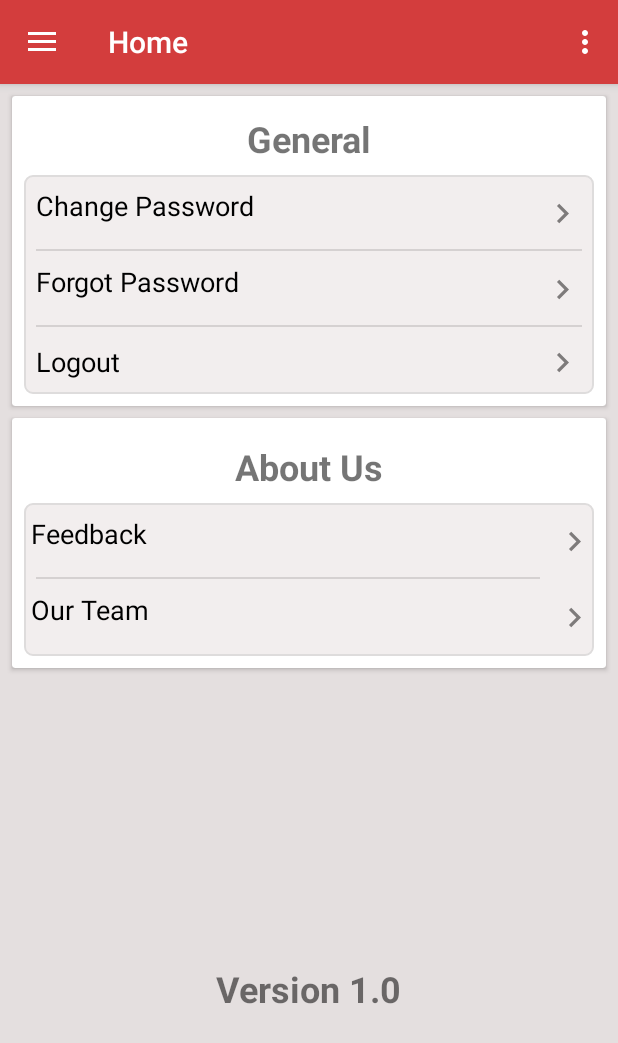
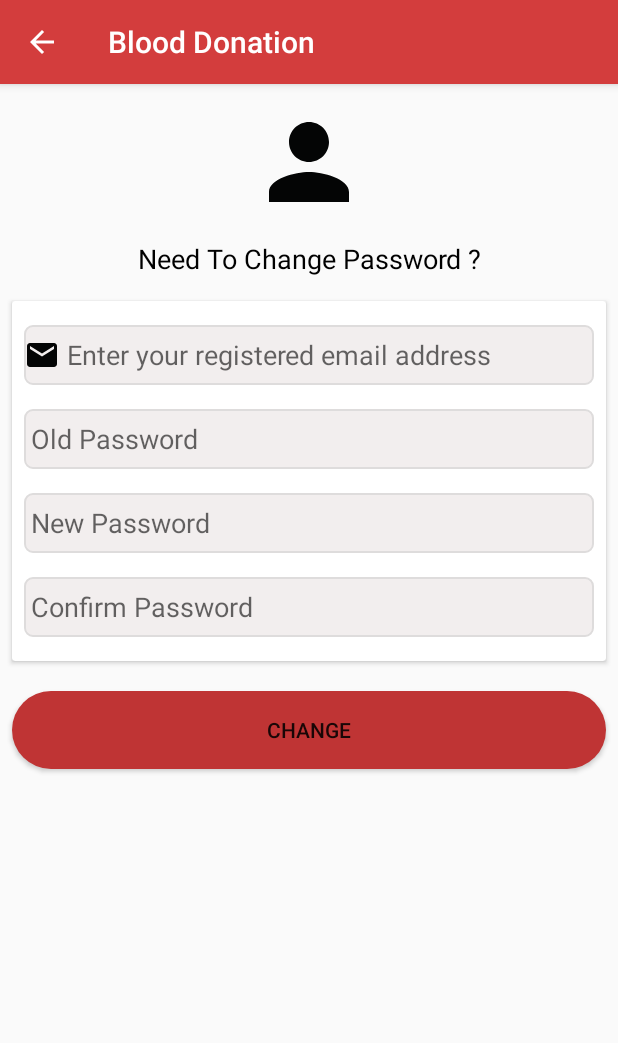
Before and after one commit to Aman-Lahariya/BloodDonationApp, an Android app: the fragment Settings placed in its activity, after a tap on "Change Password", on a phone screen of 412 x 824 dp. Shown: the top 1043 px of the screen. Run offline under Robolectric (Android 15) with nearby library versions, the light colour scheme and no system bars; our stand-ins replace Firebase (no records; nobody signed in at launch, a user with empty details on screens opened directly).

Commit message:
Forgot Pass & Change Pass connectivity.

```diff
--- a/app/src/main/java/com/example/amanlahariya/blooddonation/account_activity/ChangePassword.java
+++ b/app/src/main/java/com/example/amanlahariya/blooddonation/account_activity/ChangePassword.java
@@ -21,41 +21,35 @@ import com.google.firebase.auth.FirebaseAuth;
 
 
 public class ChangePassword extends AppCompatActivity {
-    private EditText inputEmail;
     private FirebaseAuth mAuth;
     private ProgressBar progressBar;
-
-
+    private EditText oldPass,newPass,cnfrmPass,emailAddr;
 
     @Override
     protected void onCreate(Bundle savedInstanceState) {
         super.onCreate(savedInstanceState);
-        setContentView(R.layout.activity_forgot_password);
-        inputEmail = (EditText) findViewById(R.id.email);
-        Button btnReset = (Button) findViewById(R.id.btn_reset_password);
-        Button btnBack = (Button) findViewById(R.id.btn_back);
-        progressBar = (ProgressBar) findViewById(R.id.progressBar);
+        setContentView(R.layout.fragment_change_password);
+
+        emailAddr = (EditText) findViewById(R.id.editText_ChangePass_email);
+        oldPass = (EditText) findViewById(R.id.editText_OldPass);
+        newPass = (EditText) findViewById(R.id.editText_NewPass);
+        cnfrmPass = (EditText) findViewById(R.id.editText_CnfrmPass);
+        Button btnChange = (Button) findViewById(R.id.btn_ChangePassword);
+        progressBar = (ProgressBar) findViewById(R.id.progressBar_ChangePass);
         mAuth = FirebaseAuth.getInstance();
 
-        btnBack.setOnClickListener(new View.OnClickListener() {
-            @Override
-            public void onClick(View v) {
-                Intent intent_back = new Intent(ChangePassword.this, com.example.amanlahariya.blooddonation.account_activity.ChangePassword.class);
-                startActivity(intent_back);
-            }
-        });
-
-        btnReset.setOnClickListener(new View.OnClickListener() {
+        btnChange.setOnClickListener(new View.OnClickListener() {
             @Override
             public void onClick(View v) {
 
-                String email = inputEmail.getText().toString().trim();
+                String old = oldPass.getText().toString().trim();
+                String email = emailAddr.getText().toString().trim();
 
                 if (TextUtils.isEmpty(email)) {
                     Toast.makeText(getApplication(), "Enter your registered email id", Toast.LENGTH_SHORT).show();
                     return;
                 }
-
+                else {
                     progressBar.setVisibility(View.VISIBLE);
                     mAuth.sendPasswordResetEmail(email)
                             .addOnCompleteListener(new OnCompleteListener<Void>() {
@@ -66,10 +60,10 @@ public class ChangePassword extends AppCompatActivity {
                                     } else {
                                         Toast.makeText(ChangePassword.this, "Failed to send reset email!", Toast.LENGTH_SHORT).show();
                                     }
-
                                     progressBar.setVisibility(View.GONE);
                                 }
                             });
+                }
             }
         });
     }
--- a/app/src/main/res/layout/activity_forgot_password.xml
+++ b/app/src/main/res/layout/activity_forgot_password.xml
@@ -115,15 +115,14 @@
             android:textSize="14sp" />
 
 
-
         <EditText
-            android:id="@+id/email"
+            android:id="@+id/editText_Forgot_email"
             android:layout_width="match_parent"
             android:layout_height="wrap_content"
             android:layout_marginBottom="10dp"
             android:layout_marginTop="20dp"
+            android:drawableStart="@drawable/ic_email_black_24dp"
             android:hint="@string/hint_email"
-            android:drawableStart="@drawable/ic_email_black_24dp"
             android:inputType="textEmailAddress"
             android:textColor="@android:color/black"
             android:textColorHint="@android:color/black" />
@@ -147,6 +146,5 @@
         android:layout_width="30dp"
         android:layout_height="30dp"
         android:layout_gravity="center|bottom"
-        android:layout_marginBottom="20dp"
         android:visibility="gone" />
 </android.support.constraint.ConstraintLayout>
--- a/app/src/main/res/layout/fragment_change_password.xml
+++ b/app/src/main/res/layout/fragment_change_password.xml
@@ -7,42 +7,142 @@
     tools:context=".account_activity.ChangePassword">
 
 
-    <EditText
-        android:id="@+id/editText7"
+    <android.support.v7.widget.CardView
+        android:id="@+id/cardView6"
         android:layout_width="match_parent"
         android:layout_height="wrap_content"
         android:layout_marginEnd="8dp"
         android:layout_marginStart="8dp"
-        android:layout_marginTop="8dp"
-        android:ems="10"
-        android:inputType="textPassword"
+        android:layout_marginTop="16dp"
         app:layout_constraintEnd_toEndOf="parent"
+        app:layout_constraintHorizontal_bias="0.0"
         app:layout_constraintStart_toStartOf="parent"
-        app:layout_constraintTop_toTopOf="parent" />
+        app:layout_constraintTop_toBottomOf="@+id/textView3">
 
-    <EditText
-        android:id="@+id/editText11"
+        <android.support.constraint.ConstraintLayout
+            android:layout_width="match_parent"
+            android:layout_height="match_parent"
+            android:orientation="vertical">
+
+            <EditText
+                android:id="@+id/editText_ChangePass_email"
+                android:layout_width="match_parent"
+                android:layout_height="40dp"
+                android:layout_marginEnd="8dp"
+                android:layout_marginStart="8dp"
+                android:layout_marginTop="16dp"
+                android:background="@drawable/border_dark_background"
+                android:drawableStart="@drawable/ic_email_black_24dp"
+                android:ems="10"
+                android:hint="@string/prompt_register_email"
+                android:inputType="textEmailAddress"
+                app:layout_constraintEnd_toEndOf="parent"
+                app:layout_constraintHorizontal_bias="0.0"
+                app:layout_constraintStart_toStartOf="parent"
+                app:layout_constraintTop_toTopOf="parent" />
+
+            <EditText
+                android:id="@+id/editText_OldPass"
+                android:layout_width="match_parent"
+                android:layout_height="40dp"
+                android:layout_marginEnd="8dp"
+                android:layout_marginStart="8dp"
+                android:layout_marginTop="16dp"
+                android:background="@drawable/border_dark_background"
+                android:ems="10"
+                android:hint="@string/old_password"
+                android:inputType="textPassword"
+                app:layout_constraintEnd_toEndOf="parent"
+                app:layout_constraintHorizontal_bias="0.0"
+                app:layout_constraintStart_toStartOf="parent"
+                app:layout_constraintTop_toBottomOf="@+id/editText_ChangePass_email" />
+
+            <EditText
+                android:id="@+id/editText_NewPass"
+                android:layout_width="match_parent"
+                android:layout_height="40dp"
+                android:layout_marginEnd="8dp"
+                android:layout_marginStart="8dp"
+                android:layout_marginTop="16dp"
+                android:background="@drawable/border_dark_background"
+                android:ems="10"
+                android:hint="@string/new_password"
+                android:inputType="textPassword"
+                app:layout_constraintEnd_toEndOf="parent"
+                app:layout_constraintStart_toStartOf="parent"
+                app:layout_constraintTop_toBottomOf="@+id/editText_OldPass" />
+
+            <EditText
+                android:id="@+id/editText_CnfrmPass"
+                android:layout_width="match_parent"
+                android:layout_height="40dp"
+                android:layout_marginBottom="16dp"
+                android:layout_marginEnd="8dp"
+                android:layout_marginStart="8dp"
+                android:layout_marginTop="16dp"
+                android:background="@drawable/border_dark_background"
+                android:ems="10"
+                android:hint="@string/confirm_password"
+                android:inputType="textPassword"
+                app:layout_constraintBottom_toBottomOf="parent"
+                app:layout_constraintEnd_toEndOf="parent"
+                app:layout_constraintStart_toStartOf="parent"
+                app:layout_constraintTop_toBottomOf="@+id/editText_NewPass" />
+        </android.support.constraint.ConstraintLayout>
+    </android.support.v7.widget.CardView>
+
+    <Button
+        android:id="@+id/btn_ChangePassword"
         android:layout_width="match_parent"
+        android:layout_height="52dp"
+        android:layout_marginEnd="8dp"
+        android:layout_marginStart="8dp"
+        android:layout_marginTop="20dp"
+        android:background="@drawable/round"
+        android:text="@string/change"
+        app:layout_constraintEnd_toEndOf="parent"
+        app:layout_constraintHorizontal_bias="0.0"
+        app:layout_constraintStart_toStartOf="parent"
+        app:layout_constraintTop_toBottomOf="@+id/cardView6" />
+
+    <ProgressBar
+        android:id="@+id/progressBar_ChangePass"
+        style="?android:attr/progressBarStyle"
+        android:layout_width="wrap_content"
         android:layout_height="wrap_content"
         android:layout_marginEnd="8dp"
         android:layout_marginStart="8dp"
-        android:layout_marginTop="8dp"
-        android:ems="10"
-        android:inputType="textPassword"
+        android:layout_marginTop="12dp"
+        android:visibility="gone"
+        app:layout_constraintBottom_toBottomOf="parent"
         app:layout_constraintEnd_toEndOf="parent"
         app:layout_constraintStart_toStartOf="parent"
-        app:layout_constraintTop_toBottomOf="@+id/editText7" />
+        app:layout_constraintTop_toBottomOf="@+id/btn_ChangePassword" />
 
-    <EditText
-        android:id="@+id/editText12"
-        android:layout_width="match_parent"
+    <ImageView
+        android:id="@+id/imageView8"
+        android:layout_width="80dp"
+        android:layout_height="80dp"
+        android:layout_marginEnd="8dp"
+        android:layout_marginStart="8dp"
+        android:layout_marginTop="12dp"
+        app:layout_constraintEnd_toEndOf="parent"
+        app:layout_constraintStart_toStartOf="parent"
+        app:layout_constraintTop_toTopOf="parent"
+        app:srcCompat="@drawable/ic_person_black_24dp" />
+
+    <TextView
+        android:id="@+id/textView3"
+        android:layout_width="wrap_content"
         android:layout_height="wrap_content"
         android:layout_marginEnd="8dp"
         android:layout_marginStart="8dp"
-        android:layout_marginTop="8dp"
-        android:ems="10"
-        android:inputType="textPassword"
+        android:layout_marginTop="12dp"
+        android:text="@string/lbl_change_password"
+        android:textColor="@android:color/black"
+        android:textSize="18sp"
         app:layout_constraintEnd_toEndOf="parent"
+        app:layout_constraintHorizontal_bias="0.503"
         app:layout_constraintStart_toStartOf="parent"
-        app:layout_constraintTop_toBottomOf="@+id/editText11" />
+        app:layout_constraintTop_toBottomOf="@+id/imageView8" />
 </android.support.constraint.ConstraintLayout>
--- a/app/src/main/res/layout/fragment_feedback.xml
+++ b/app/src/main/res/layout/fragment_feedback.xml
@@ -27,7 +27,7 @@
             android:layout_height="wrap_content">
 
             <EditText
-                android:id="@+id/editText7"
+                android:id="@+id/editText_OldPass"
                 android:layout_width="match_parent"
                 android:layout_height="40dp"
                 android:layout_marginEnd="8dp"
@@ -43,7 +43,7 @@
                 app:layout_constraintTop_toTopOf="parent" />
 
             <EditText
-                android:id="@+id/editText11"
+                android:id="@+id/editText_NewPass"
                 android:layout_width="match_parent"
                 android:layout_height="130dp"
                 android:layout_marginBottom="16dp"
@@ -59,7 +59,7 @@
                 app:layout_constraintEnd_toEndOf="parent"
                 app:layout_constraintHorizontal_bias="0.0"
                 app:layout_constraintStart_toStartOf="parent"
-                app:layout_constraintTop_toBottomOf="@+id/editText7"
+                app:layout_constraintTop_toBottomOf="@+id/editText_OldPass"
                 app:layout_constraintVertical_bias="0.08" />
         </android.support.constraint.ConstraintLayout>
     </android.support.v7.widget.CardView>
--- a/app/src/main/res/values/strings.xml
+++ b/app/src/main/res/values/strings.xml
@@ -71,7 +71,7 @@
     <!-- Strings related to login -->
     <string name="prompt_email1"> " Enter Your email address" </string>
     <string name="prompt_mobile"> " Enter Your mobile no." </string>
-    <string name="prompt_register_mobile"> " Enter Your Registered Mobile Number" </string>
+    <string name="prompt_register_email"> " Enter your registered email address" </string>
     <string name="prompt_password"> " Enter Your Password" </string>
     <string name="action_sign_in"> "Sign in or register" </string>
     <string name="action_sign_in_short"> "Sign in" </string>
@@ -82,6 +82,7 @@
     <string name="old_password">" Old Password"</string>
     <string name="new_password">" New Password"</string>
     <string name="confirm_password">" Confirm Password"</string>
+    <string name="change_password">"Change Password"</string>
 
     <!-- Strings related to our team -->
     <string name="programmer"> Programmer </string>
@@ -108,7 +109,6 @@
     <string name="minimum_password">Password too short, enter minimum 6 characters!</string>
     <string name="auth_failed">Authentication failed, check your email and password or sign up</string>
     <string name="change_email">Change Email</string>
-    <string name="change_password">Change Password</string>
     <string name="send_password_reset_email">Send Password reset email</string>
     <string name="new_pass">New Password</string>
     <string name="title_activity_login">Sign in</string>
@@ -123,7 +123,8 @@
     <string name="btn_reset_password">Reset Password</string>
     <string name="btn_back"><![CDATA[<< Back]]></string>
     <string name="btn_sign_out">Sign Out</string>
-    <string name="lbl_forgot_password">Forgot password?</string>
+    <string name="lbl_forgot_password">Forgot password ?</string>
+    <string name="lbl_change_password">"Need To Change Password ?"</string>
     <string name="forgot_password_msg">We just need your registered Email Id to sent you password reset instructions.</string>
     <string name="prompt_email">" Enter your registerd Email ID" </string>
 </resources>
```
Also changed, not shown: app/src/main/AndroidManifest.xml (+8 -2 lines), app/src/main/java/com/example/amanlahariya/blooddonation/account_activity/ForgotPassword.java (+48 -0 lines). Lines whose indentation alone changed are shown as unchanged.
